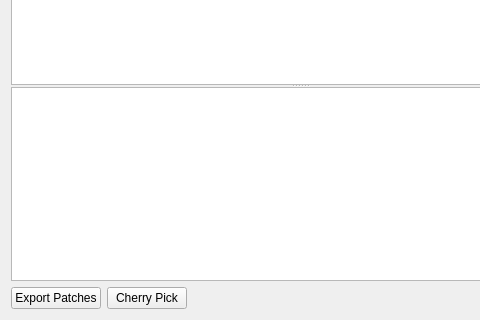
First picture: the form in ui/searchgui.ui, repository git-cola/git-cola, before the edit; both pictures show x 0 to 480 and y 230 to 550 of the 600 by 550 pixel window.
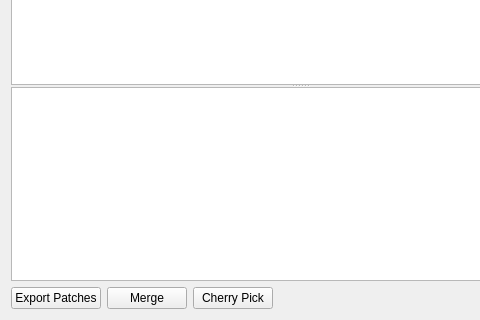
Second picture: the form after the edit.

Commit message: Add a merge button to the uber-search gui

```diff
--- a/ui/searchgui.ui
+++ b/ui/searchgui.ui
@@ -172,14 +172,14 @@
        </property>
       </widget>
      </item>
-     <item row="0" column="1" >
+     <item row="0" column="2" >
       <widget class="QPushButton" name="button_cherrypick" >
        <property name="text" >
         <string>Cherry Pick</string>
        </property>
       </widget>
      </item>
-     <item row="0" column="2" >
+     <item row="0" column="3" >
       <spacer>
        <property name="orientation" >
         <enum>Qt::Horizontal</enum>
@@ -192,13 +192,20 @@
        </property>
       </spacer>
      </item>
-     <item row="0" column="3" >
+     <item row="0" column="4" >
       <widget class="QPushButton" name="button_close" >
        <property name="text" >
         <string>Close</string>
        </property>
       </widget>
      </item>
+     <item row="0" column="1" >
+      <widget class="QPushButton" name="button_merge" >
+       <property name="text" >
+        <string>Merge</string>
+       </property>
+      </widget>
+     </item>
     </layout>
    </item>
   </layout>
```
